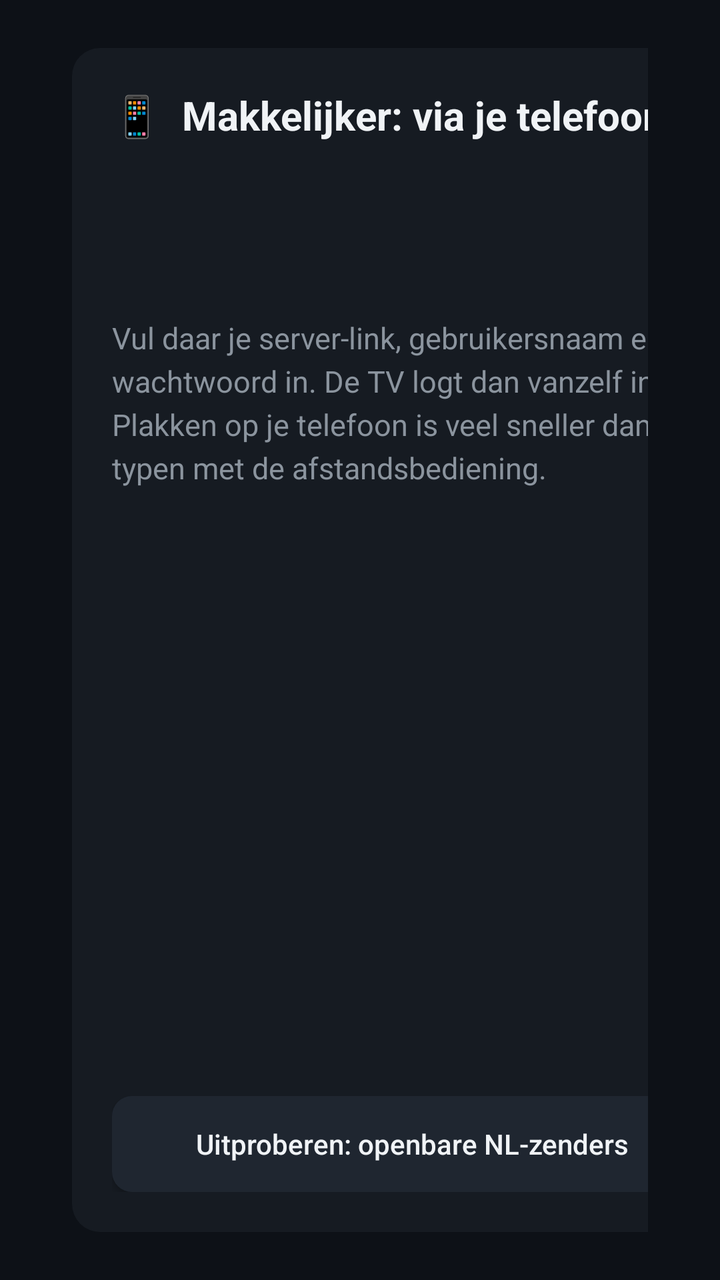
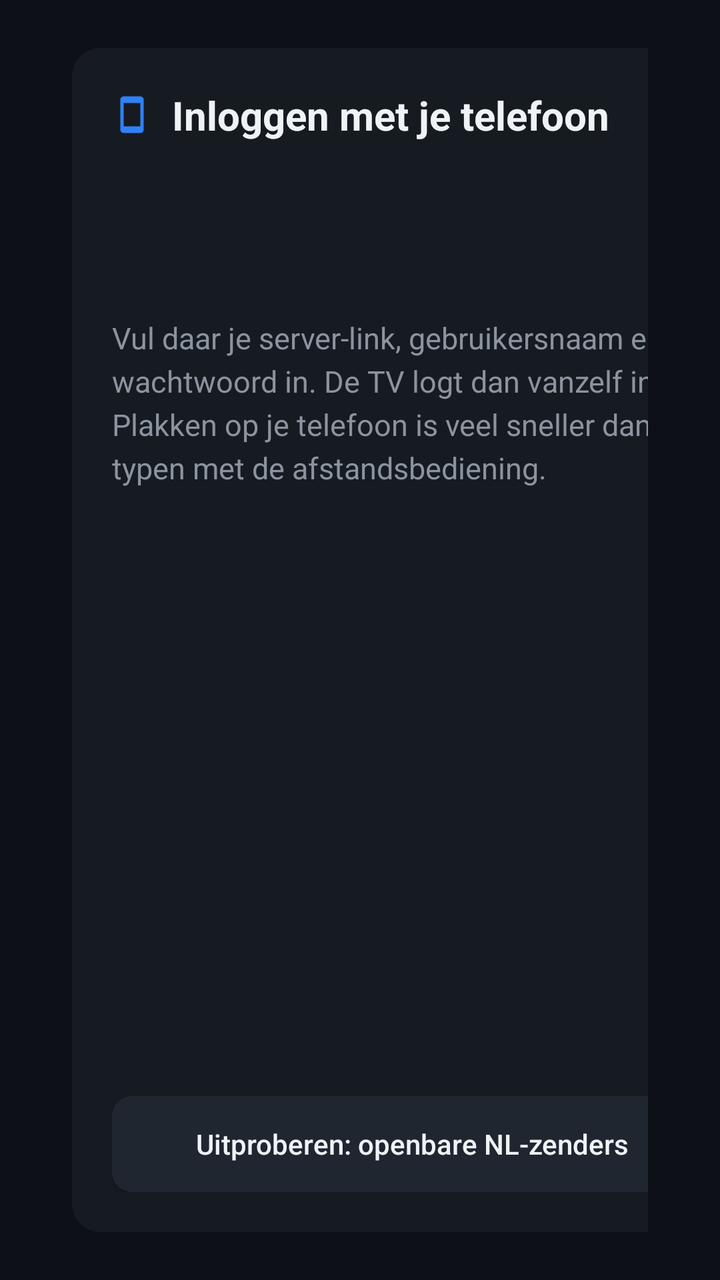

An Android layout rendered at two revisions. The XML below is the earlier revision; the diff shows what the commit changed to produce the second picture.
<!-- AndroidManifest.xml: application theme AppTheme -->
<!-- res/layout/activity_login.xml -->
<?xml version="1.0" encoding="utf-8"?>
<LinearLayout xmlns:android="http://schemas.android.com/apk/res/android"
    android:layout_width="match_parent"
    android:layout_height="match_parent"
    android:background="@color/bg"
    android:orientation="horizontal"
    android:paddingStart="36dp"
    android:paddingTop="24dp"
    android:paddingEnd="36dp"
    android:paddingBottom="24dp">

    <ScrollView
        android:layout_width="0dp"
        android:layout_height="match_parent"
        android:layout_weight="1"
        android:fillViewport="true">

        <LinearLayout
            android:layout_width="match_parent"
            android:layout_height="wrap_content"
            android:orientation="vertical"
            android:paddingEnd="28dp">

            <TextView
                android:layout_width="wrap_content"
                android:layout_height="wrap_content"
                android:text="Inloggen"
                android:textColor="@color/text"
                android:textSize="26sp"
                android:textStyle="bold" />

            <TextView
                android:layout_width="match_parent"
                android:layout_height="wrap_content"
                android:layout_marginTop="4dp"
                android:text="Vul de gegevens in die je van je IPTV-aanbieder hebt gekregen."
                android:textColor="@color/muted"
                android:textSize="15sp" />

            <TextView style="@style/Label" android:text="Server-link" />
            <EditText
                android:id="@+id/server"
                style="@style/Field"
                android:hint="http://server.nl:8080"
                android:inputType="textUri" />

            <TextView style="@style/Label" android:text="Gebruikersnaam" />
            <EditText
                android:id="@+id/user"
                style="@style/Field"
                android:inputType="text|textNoSuggestions" />

            <TextView style="@style/Label" android:text="Wachtwoord" />
            <EditText
                android:id="@+id/pass"
                style="@style/Field"
                android:inputType="textPassword" />

            <Button
                android:id="@+id/loginBtn"
                android:layout_width="220dp"
                android:layout_height="52dp"
                android:layout_marginTop="20dp"
                android:background="@drawable/btn_bg"
                android:text="Inloggen"
                android:textAllCaps="false"
                android:textColor="@color/text"
                android:textSize="17sp"
                android:textStyle="bold" />

            <LinearLayout
                android:layout_width="match_parent"
                android:layout_height="wrap_content"
                android:layout_marginTop="14dp"
                android:gravity="center_vertical"
                android:orientation="horizontal">

                <ProgressBar
                    android:id="@+id/progress"
                    android:layout_width="28dp"
                    android:layout_height="28dp"
                    android:layout_marginEnd="12dp"
                    android:indeterminate="true"
                    android:visibility="gone" />

                <TextView
                    android:id="@+id/message"
                    android:layout_width="match_parent"
                    android:layout_height="wrap_content"
                    android:textColor="@color/text"
                    android:textSize="15sp" />
            </LinearLayout>

            <TextView
                android:layout_width="match_parent"
                android:layout_height="wrap_content"
                android:layout_marginTop="28dp"
                android:text="Heb je alleen één lange link (M3U)?"
                android:textColor="@color/text"
                android:textSize="16sp"
                android:textStyle="bold" />

            <EditText
                android:id="@+id/m3u"
                style="@style/Field"
                android:hint="http://…"
                android:inputType="textUri" />

            <Button
                android:id="@+id/m3uBtn"
                android:layout_width="220dp"
                android:layout_height="48dp"
                android:layout_marginTop="12dp"
                android:background="@drawable/btn_bg"
                android:text="Link gebruiken"
                android:textAllCaps="false"
                android:textColor="@color/text"
                android:textSize="15sp" />
        </LinearLayout>
    </ScrollView>

    <LinearLayout
        android:layout_width="340dp"
        android:layout_height="match_parent"
        android:background="@drawable/panel_bg"
        android:orientation="vertical"
        android:padding="20dp">

        <TextView
            android:layout_width="match_parent"
            android:layout_height="wrap_content"
            android:text="📱  Makkelijker: via je telefoon"
            android:textColor="@color/text"
            android:textSize="20sp"
            android:textStyle="bold" />

        <TextView
            android:id="@+id/phoneHint"
            android:layout_width="match_parent"
            android:layout_height="wrap_content"
            android:layout_marginTop="10dp"
            android:lineSpacingExtra="4dp"
            android:textColor="@color/muted"
            android:textSize="15sp" />

        <TextView
            android:id="@+id/phoneUrl"
            android:layout_width="match_parent"
            android:layout_height="wrap_content"
            android:layout_marginTop="14dp"
            android:textColor="@color/accent"
            android:textSize="22sp"
            android:textStyle="bold" />

        <TextView
            android:layout_width="match_parent"
            android:layout_height="wrap_content"
            android:layout_marginTop="14dp"
            android:lineSpacingExtra="4dp"
            android:text="Vul daar je server-link, gebruikersnaam en wachtwoord in. De TV logt dan vanzelf in. Plakken op je telefoon is veel sneller dan typen met de afstandsbediening."
            android:textColor="@color/muted"
            android:textSize="15sp" />

        <View
            android:layout_width="match_parent"
            android:layout_height="0dp"
            android:layout_weight="1" />

        <Button
            android:id="@+id/demoBtn"
            android:layout_width="match_parent"
            android:layout_height="48dp"
            android:background="@drawable/btn_bg"
            android:text="Uitproberen: openbare NL-zenders"
            android:textAllCaps="false"
            android:textColor="@color/text"
            android:textSize="14sp" />
    </LinearLayout>
</LinearLayout>
<!-- resources referenced by this layout -->
<resources>
  <color name="accent">#2F81F7</color>
  <color name="bg">#0D1117</color>
  <color name="muted">#8B949E</color>
  <color name="text">#F0F3F6</color>
  <!-- drawable btn_bg (drawable) -->
  <?xml version="1.0" encoding="utf-8"?>
  <selector xmlns:android="http://schemas.android.com/apk/res/android">
      <item android:state_focused="true">
          <shape><solid android:color="@color/accent" /><corners android:radius="10dp" /></shape>
      </item>
      <item android:state_activated="true">
          <shape>
              <solid android:color="@color/panel2" />
              <stroke android:width="2dp" android:color="@color/accent" />
              <corners android:radius="10dp" />
          </shape>
      </item>
      <item android:state_enabled="false">
          <shape><solid android:color="@color/panel" /><corners android:radius="10dp" /></shape>
      </item>
      <item>
          <shape><solid android:color="@color/panel2" /><corners android:radius="10dp" /></shape>
      </item>
  </selector>
  <!-- drawable panel_bg (drawable) -->
  <?xml version="1.0" encoding="utf-8"?>
  <shape xmlns:android="http://schemas.android.com/apk/res/android">
      <solid android:color="@color/panel" />
      <corners android:radius="14dp" />
  </shape>
  <style name="Field">
          <item name="android:layout_width">match_parent</item>
          <item name="android:layout_height">44dp</item>
          <item name="android:background">@drawable/field_bg</item>
          <item name="android:maxLines">1</item>
          <item name="android:imeOptions">actionNext|flagNoExtractUi</item>
          <item name="android:paddingStart">14dp</item>
          <item name="android:paddingEnd">14dp</item>
          <item name="android:textColor">@color/text</item>
          <item name="android:textColorHint">@color/muted</item>
          <item name="android:textSize">15sp</item>
      </style>
  <style name="Label">
          <item name="android:layout_width">match_parent</item>
          <item name="android:layout_height">wrap_content</item>
          <item name="android:layout_marginTop">12dp</item>
          <item name="android:layout_marginBottom">6dp</item>
          <item name="android:textColor">@color/text</item>
          <item name="android:textSize">15sp</item>
      </style>
  <style name="AppTheme" parent="android:Theme.Material.NoActionBar.Fullscreen">
          <item name="android:windowBackground">@color/bg</item>
          <item name="android:colorAccent">@color/accent</item>
          <item name="android:colorPrimary">@color/bg</item>
          <item name="android:textColor">@color/text</item>
      </style>
  <color name="panel2">#1F2630</color>
  <color name="panel">#161B22</color>
  <!-- drawable field_bg (drawable) -->
  <?xml version="1.0" encoding="utf-8"?>
  <selector xmlns:android="http://schemas.android.com/apk/res/android">
      <item android:state_focused="true">
          <shape>
              <solid android:color="@color/panel2" />
              <stroke android:width="2dp" android:color="@color/accent" />
              <corners android:radius="10dp" />
          </shape>
      </item>
      <item>
          <shape><solid android:color="@color/panel" /><corners android:radius="10dp" /></shape>
      </item>
  </selector>
</resources>

<!-- the commit's change to res/layout/activity_login.xml (unified diff, before → after) -->
@@ -129,7 +129,11 @@
         <TextView
             android:layout_width="match_parent"
             android:layout_height="wrap_content"
-            android:text="📱  Makkelijker: via je telefoon"
+            android:drawableStart="@drawable/ic_phone"
+            android:drawablePadding="10dp"
+            android:drawableTint="@color/accent"
+            android:gravity="center_vertical"
+            android:text="Inloggen met je telefoon"
             android:textColor="@color/text"
             android:textSize="20sp"
             android:textStyle="bold" />
<!-- resource entries referenced after the edit -->
@@ -24,6 +24,15 @@
           <shape><solid android:color="@color/panel2" /><corners android:radius="10dp" /></shape>
       </item>
   </selector>
+  <!-- drawable ic_phone (drawable) -->
+  <?xml version="1.0" encoding="utf-8"?>
+  <vector xmlns:android="http://schemas.android.com/apk/res/android"
+      android:width="20dp"
+      android:height="20dp"
+      android:viewportWidth="24"
+      android:viewportHeight="24">
+      <path android:fillColor="#FFFFFFFF" android:pathData="M17,1.01L7,1c-1.1,0 -2,0.9 -2,2v18c0,1.1 0.9,2 2,2h10c1.1,0 2,-0.9 2,-2V3c0,-1.1 -0.9,-1.99 -2,-1.99zM17,19H7V5h10v14z" />
+  </vector>
   <!-- drawable panel_bg (drawable) -->
   <?xml version="1.0" encoding="utf-8"?>
   <shape xmlns:android="http://schemas.android.com/apk/res/android">
